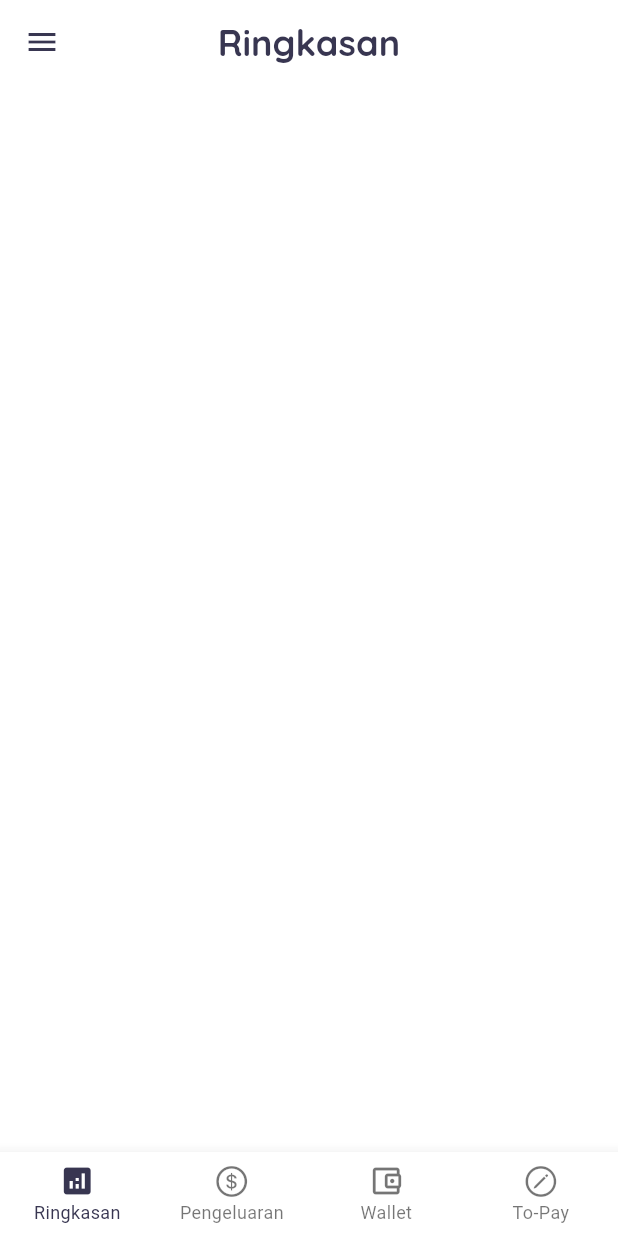
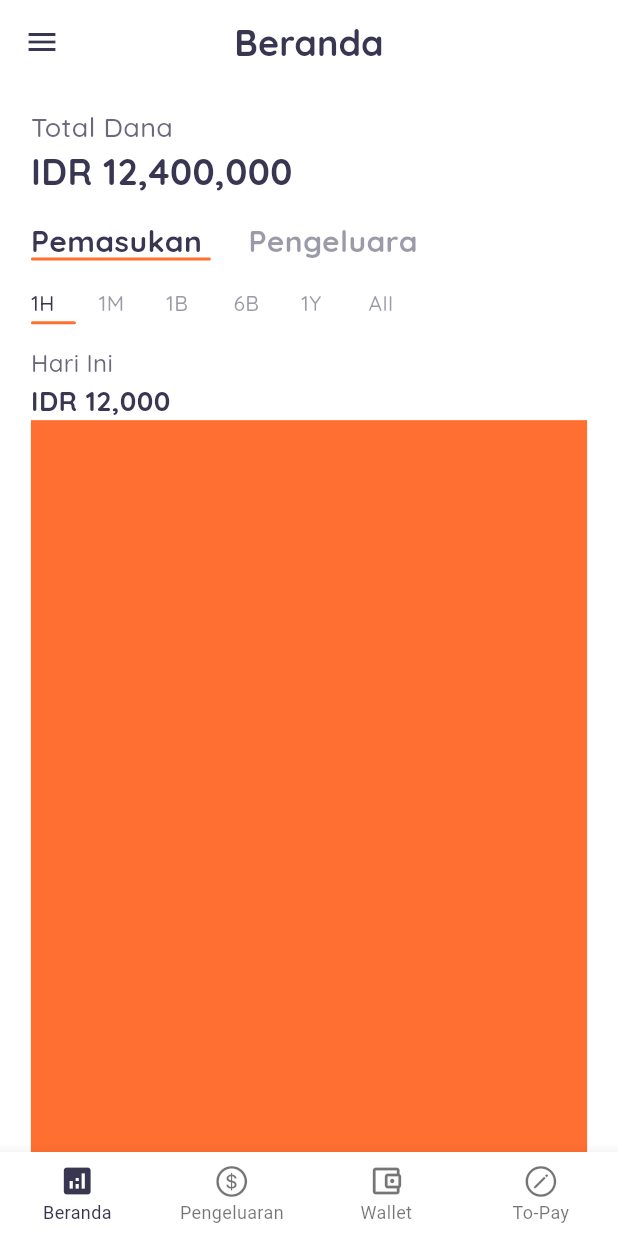
Before and after one commit to andrr64/KeuanganKu, a Flutter app: the screen it shows after launch, on a phone screen of 412 x 824 dp. Run offline on Flutter 3.47's test engine with Material 3 defaults, Android fonts, the light colour scheme and no system bars; our stand-ins replace smooth_page_indicator; Roboto replaces fonts that are missing (QuickSand_Bold, QuickSand_Medium).

Commit message:
Pengembangan halaman 'Beranda'

```diff
--- a/keuanganku/lib/ui/pages/getting_started/halaman_getting_started.dart
+++ b/keuanganku/lib/ui/pages/getting_started/halaman_getting_started.dart
@@ -53,7 +53,7 @@ class _GettingStartedPageState extends State<GettingStartedPage> {
                           style: TextStyle(
                               fontFamily: "Quicksand_Medium",
                               fontSize: 14,
-                              color: Warna.warna_primer),
+                              color: Warna.primaryColor),
                         ),
                       ),
                     )
@@ -64,11 +64,11 @@ class _GettingStartedPageState extends State<GettingStartedPage> {
               SmoothPageIndicator(
                 controller: _pageController,
                 count: 3,
-                effect: const WormEffect(
+                effect: WormEffect(
                     dotWidth: 8,
                     dotHeight: 8,
-                    dotColor: Warna.warna_indikator_nonaktif,
-                    activeDotColor: Warna.warna_primer),
+                    dotColor: Warna.getColorByPercentage(percentage: 50),
+                    activeDotColor: Warna.primaryColor),
               ),
               !halamanAkhir
                   ? SizedBox(
@@ -76,7 +76,7 @@ class _GettingStartedPageState extends State<GettingStartedPage> {
                       height: 30,
                       child: ElevatedButton(
                         style: ElevatedButton.styleFrom(
-                          backgroundColor: Warna.warna_primer,
+                          backgroundColor: Warna.primaryColor,
                         ),
                         onPressed: () {
                           _pageController.nextPage(
@@ -94,15 +94,14 @@ class _GettingStartedPageState extends State<GettingStartedPage> {
                       height: 30,
                       child: ElevatedButton(
                         style: ElevatedButton.styleFrom(
-                          backgroundColor: Warna.warna_primer,
+                          backgroundColor: Warna.primaryColor,
                         ),
                         child: const Text(
                           "Done",
                           style: TextStyle(color: Colors.white),
                         ),
                         onPressed: () {
-                          Navigator.pushReplacementNamed(
-                              context, routes.root);
+                          Navigator.pushReplacementNamed(context, routes.root);
                         },
                       ),
                     )
--- a/keuanganku/lib/ui/pages/getting_started/widget_splashscreen.dart
+++ b/keuanganku/lib/ui/pages/getting_started/widget_splashscreen.dart
@@ -5,7 +5,7 @@ Text getJudul(String judul) {
   return Text(
     judul,
     style: const TextStyle(
-        fontFamily: "Quicksand_Bold", fontSize: 30, color: Warna.warna_primer),
+        fontFamily: "Quicksand_Bold", fontSize: 30, color: Warna.primaryColor),
   );
 }
 
@@ -16,7 +16,7 @@ Text _getInfo(String info) {
     style: const TextStyle(
       fontFamily: "Quicksand",
       fontSize: 14,
-      color: Warna.warna_primer,
+      color: Warna.primaryColor,
     ),
   );
 }
--- a/keuanganku/lib/ui/pages/main/beranda/beranda.dart
+++ b/keuanganku/lib/ui/pages/main/beranda/beranda.dart
@@ -1,41 +1,65 @@
 import 'package:flutter/material.dart';
+import 'package:keuanganku/ui/pages/main/beranda/widgets/daftar_transaksi/daftar_transaksi.dart';
+import 'package:keuanganku/ui/pages/main/beranda/widgets/in_or_out/in_or_out.dart';
+import 'package:keuanganku/ui/pages/main/beranda/widgets/total_dana/total_dana.dart';
+import 'package:keuanganku/ui/warna_aplikasi.dart';
 
 class Properties {
-  final Color primaryColor = const Color(0xff383651);
+  final Color primaryColor = Warna.primaryColor;
 }
 
-class Widgets {
+class Data {
+  String totalDana = "IDR 12,400,000";
+  void updateTotalDana(){
+    //TODO: Implementation
+  }
 
+  int inOrOut = 0;
+  void updateInOrOut(int index){
+    inOrOut = index;
+  }
 }
 
-class HalamanRingkasan extends StatefulWidget {
-  HalamanRingkasan({super.key});
-  final Widgets widgets = Widgets();
-  final Properties properties = Properties();
+class HalamanBeranda extends StatefulWidget {
+  /// Class Halaman ini memuat seluruh ringkasan pemasukan dan pengeluaran serta fitur analisa
+  const HalamanBeranda({super.key});
+  static Properties properties = Properties();
+  static Data data = Data();
 
   @override
-  State<HalamanRingkasan> createState() => HalamanRingkasanState();
+  State<HalamanBeranda> createState() => HalamanBerandaState();
 }
 
-class HalamanRingkasanState extends State<HalamanRingkasan> {
-
-  Widget formatWidget({required Widget child}){
-    return Padding(padding: const EdgeInsets.symmetric(vertical: 5), child: child,);
-  }
+class HalamanBerandaState extends State<HalamanBeranda> {
+  final double vPadding = 7.6;
 
   @override
   Widget build(BuildContext context) {
-    return const Scaffold(
+
+    void updateStateInOrOut(int index){
+      setState(() {
+        HalamanBeranda.data.inOrOut = index;
+      });
+    }
+
+    void updateAllState(){
+      setState(() {
+
+      });
+    }
+
+    return Scaffold(
       backgroundColor: Colors.white,
       body: SingleChildScrollView(
-        child: Padding(
-          padding: EdgeInsets.only(
-            left: 20,
-          ),
+        child: Center(
           child: Column(
             crossAxisAlignment: CrossAxisAlignment.start,
+            mainAxisAlignment: MainAxisAlignment.start,
             children: [
-
+              SizedBox(height: vPadding,),
+              TotalDana(onChange:(p0){updateAllState();} , X: HalamanBeranda.data.totalDana),
+              InOrOut(onChange: updateStateInOrOut,),
+              DaftarTransaksi(updateRootState: updateAllState)
             ],
           ),
         ),
--- /dev/null
+++ b/keuanganku/lib/ui/pages/main/beranda/widgets/daftar_transaksi/daftar_transaksi.dart
@@ -0,0 +1,81 @@
+import 'package:flutter/material.dart';
+import 'package:keuanganku/ui/pages/main/util.dart';
+import 'package:keuanganku/ui/warna_aplikasi.dart';
+
+class Data {
+  Data(){
+    dropDownChoosed = dropwDownMenu[0];
+  }
+  List dropwDownMenu = [
+    "Terbaru",
+    "Terlama",
+    "Tertinggi",
+    "Terendah"
+  ];
+  String dropDownChoosed = "";
+}
+
+class Widgets {
+  dynamic getTitleAndSelectBox(Size size, Function() updateState){
+    return
+      SizedBox(
+        width: size.width * 0.9,
+        child: Row(
+          mainAxisAlignment: MainAxisAlignment.spaceBetween,
+          children: [
+            const Text("Daftar Transaksi",
+              style: TextStyle(
+                fontSize: 20,
+                fontFamily: "QuickSand_Bold",
+                color: Warna.primaryColor
+              ),
+            ),
+            DropdownButton(
+              value: DaftarTransaksi.data.dropDownChoosed,
+              items: DaftarTransaksi.data.dropwDownMenu.map<DropdownMenuItem<String>>((e) {
+                return DropdownMenuItem<String>(
+                  value: e,
+                  child: Text(e, style: const TextStyle(color: Warna.primaryColor, fontSize: 16,fontFamily: "QuickSand_Medium"),),
+                );
+              }).toList(),
+              onChanged: (newVal){
+                DaftarTransaksi.data.dropDownChoosed = newVal!;
+                updateState();
+              }
+            )
+          ],
+          ),
+        );
+  }
+  dynamic getListTransaksi(){
+    return Container(height: 400,);
+  }
+}
+
+class DaftarTransaksi extends StatefulWidget {
+  const DaftarTransaksi({super.key, required this.updateRootState});
+  final void Function() updateRootState;
+
+  static Widgets widgets = Widgets();
+  static Data data = Data();
+
+  @override
+  State<DaftarTransaksi> createState() => _DaftarTransaksiState();
+}
+
+class _DaftarTransaksiState extends State<DaftarTransaksi> {
+  @override
+  Widget build(BuildContext context) {
+    var size = MediaQuery.sizeOf(context);
+    return wrapWithPadding(
+      context,
+      Column(
+        crossAxisAlignment: CrossAxisAlignment.start,
+        children: [
+          DaftarTransaksi.widgets.getTitleAndSelectBox(size, widget.updateRootState),
+          DaftarTransaksi.widgets.getListTransaksi()
+        ],
+      )
+    );
+  }
+}
--- /dev/null
+++ b/keuanganku/lib/ui/pages/main/beranda/widgets/in_or_out/in_or_out.dart
@@ -0,0 +1,230 @@
+import 'package:flutter/material.dart';
+import 'package:keuanganku/ui/pages/main/util.dart';
+import 'package:keuanganku/ui/warna_aplikasi.dart';
+
+class Data {
+  final List<String> inOrOutTab = [
+    "Pemasukan",
+    "Pengeluaran"
+  ];
+  final List<String> dateTab = [
+    "1H", "1M", "1B", "6B", "1Y", "All"
+  ];
+  final List<String> dateTabInfo = [
+    "Hari Ini", "Minggu Ini", "Bulan Ini",  "6 Bulan Terakhir", "1 Tahun Terakhir", "Keseluruhan"
+  ];
+
+  int currentInOrOutTabIndex = 0;
+  int currentDateTabIndex = 0;
+
+  double dateTabLineWidth = 45;
+  double inOrOutLineWidth = 120;
+
+  double inOrOutLinePositionChange() => currentInOrOutTabIndex == 0? 0 : 25 + (currentInOrOutTabIndex * inOrOutLineWidth);
+  double dateTabLinePositionChange() => currentDateTabIndex * dateTabLineWidth;
+  String totalPengeluaran(){
+    //TODO: Implementasi switch case
+    return "IDR 12,000";
+  }
+  String infoInOrOut() => inOrOutTab[currentInOrOutTabIndex];
+}
+
+class Widgets {
+  Widget getInOrOutTab(Size size, BuildContext context, void Function(int) onChange){
+    double lineWidth = 120;
+    return
+    wrapWithPadding(
+      context,
+      SizedBox(
+        width: size.width * 0.9,
+        child: Column(
+          children: [
+            Stack(
+              children: [
+                SizedBox(
+                  width: size.width*0.9,
+                  height: 27.5,
+                  child: ListView.builder(
+                    scrollDirection: Axis.horizontal,
+                    itemCount:InOrOut.data.inOrOutTab.length,
+                    physics: const BouncingScrollPhysics(),
+                    itemBuilder: (context, index) {
+                      return GestureDetector(
+                        onTap: (){
+                          onChange(index);
+                          InOrOut.data.currentInOrOutTabIndex = index;
+                        },
+                        child: Padding(
+                          padding: const EdgeInsets.only(right: 25),
+                          child: SizedBox(
+                            width: lineWidth,
+                            child: Text(
+                              InOrOut.data.inOrOutTab[index],
+                              style: TextStyle(
+                                fontFamily: "QuickSand_Bold",
+                                fontSize: 20,
+                                color:InOrOut.data.currentInOrOutTabIndex == index? Warna.primaryColor : Warna.getColorByPercentage(percentage: 50 )
+                              ),
+                            ),
+                          ),
+                        )
+                      );
+                    }
+                  ),
+                ),
+                AnimatedPositioned(
+                  duration: const Duration(milliseconds: 250),
+                  bottom: 0,
+                  left:InOrOut.data.inOrOutLinePositionChange(),
+                  curve: Curves.easeInOutQuint,
+                  child: AnimatedContainer(
+                    duration: const Duration(milliseconds: 500),
+                    width: lineWidth,
+                    height: 2,
+                    curve: Curves.ease,
+                    decoration: BoxDecoration(
+                      color: Warna.secondaryColorOrange,
+                      borderRadius: BorderRadius.circular(15)
+                    ),
+                  ),
+                )
+              ]
+            ),
+          ],
+        ),
+      ),
+    );
+  }
+
+  Widget getDateTab(Size size, BuildContext context, void Function(int) onChange){
+    double lineWidth = 45;
+    return
+    wrapWithPadding(
+      context,
+      SizedBox(
+        width: size.width * 0.9,
+        child: Column(
+          children: [
+            Stack(
+              children: [
+                SizedBox(
+                  width: size.width*0.9,
+                  height: 27.5,
+                  child: ListView.builder(
+                    scrollDirection: Axis.horizontal,
+                    itemCount:InOrOut.data.dateTab.length,
+                    physics: const BouncingScrollPhysics(),
+                    itemBuilder: (context, index) {
+                      return GestureDetector(
+                        onTap: (){
+                          onChange(index);
+                          InOrOut.data.currentDateTabIndex = index;
+                        },
+                        child: Container(
+                          alignment: Alignment.centerLeft,
+                          width: lineWidth,
+                          child: Text(
+                          InOrOut.data.dateTab[index],
+                            style: TextStyle(
+                              fontFamily: "QuickSand_Medium",
+                              fontSize: 14,
+                              color:InOrOut.data.currentDateTabIndex == index? Warna.primaryColor : Warna.getColorByPercentage(percentage: 50 )
+                            ),
+                          ),
+                        )
+                      );
+                    }
+                  ),
+                ),
+                AnimatedPositioned(
+                  duration: const Duration(milliseconds: 250),
+                  bottom: 0,
+                  left:InOrOut.data.dateTabLinePositionChange(),
+                  curve: Curves.easeInOutQuint,
+                  child: AnimatedContainer(
+                    duration: const Duration(milliseconds: 500),
+                    width: lineWidth-15,
+                    height: 2,
+                    curve: Curves.ease,
+                    decoration: BoxDecoration(
+                      color: Warna.secondaryColorOrange,
+                      borderRadius: BorderRadius.circular(15)
+                    ),
+                  ),
+                )
+              ]
+            ),
+          ],
+        ),
+      ),
+    );
+  }
+
+  Widget getGrafik(BuildContext context, int inOrOut, int dateIndex){
+    String dateInfo = InOrOut.data.dateTabInfo[dateIndex];
+    double width = MediaQuery.sizeOf(context).width;
+
+    return wrapWithPadding(
+      context,
+      Container(
+        width: width * 0.9,
+        child: Column(
+          crossAxisAlignment: CrossAxisAlignment.start,
+          children: [
+            Text(dateInfo,
+              style: TextStyle(
+                fontSize: 16,
+                fontFamily: "QuickSand_Medium",
+                color: Warna.getColorByPercentage(percentage: 75)
+              ),
+            ),
+            Text(
+              InOrOut.data.totalPengeluaran(),
+              style: const TextStyle(
+                fontSize: 18,
+                fontFamily: "QuickSand_Bold",
+                color: Warna.primaryColor
+              ),
+            ),
+            [
+              Container(
+                color: Warna.secondaryColorOrange,
+                height: 700,
+              ),
+              Container(
+                color: Warna.primaryColor,
+                height: 700,
+              )
+            ][InOrOut.data.currentInOrOutTabIndex]
+          ],
+        ),
+      )
+    );
+  }
+}
+
+class InOrOut extends StatefulWidget {
+  static Data data = Data();
+  static Widgets widgets = Widgets();
+
+  const InOrOut({super.key, required this.onChange});
+  final void Function(int index) onChange;
+
+  @override
+  State<InOrOut> createState() => _InOrOutState();
+}
+
+class _InOrOutState extends State<InOrOut> {
+
+  @override
+  Widget build(BuildContext context) {
+    var size = MediaQuery.of(context).size;
+    return Column(
+      children: [
+        InOrOut.widgets.getInOrOutTab(size, context, widget.onChange),
+        InOrOut.widgets.getDateTab(size, context, widget.onChange),
+        InOrOut.widgets.getGrafik(context, InOrOut.data.currentInOrOutTabIndex, InOrOut.data.currentDateTabIndex)
+      ],
+    );
+  }
+}
--- /dev/null
+++ b/keuanganku/lib/ui/pages/main/beranda/widgets/total_dana/total_dana.dart
@@ -0,0 +1,43 @@
+import 'package:flutter/material.dart';
+import 'package:keuanganku/ui/pages/main/util.dart';
+import 'package:keuanganku/ui/warna_aplikasi.dart';
+
+class TotalDana extends StatefulWidget {
+  const TotalDana({super.key, required this.onChange, required this.X });
+  final void Function(int) onChange;
+  final String X;
+  @override
+  State<TotalDana> createState() => _TotalDanaState();
+}
+
+class _TotalDanaState extends State<TotalDana> {
+  @override
+  Widget build(BuildContext context) {
+    return wrapWithPadding(
+      context,
+      SizedBox(
+        width: MediaQuery.sizeOf(context).width * 0.9,
+        child: Column(
+          mainAxisAlignment: MainAxisAlignment.center,
+          crossAxisAlignment: CrossAxisAlignment.start,
+          children: [
+            Text(
+              "Total Dana",
+              style: TextStyle(
+                  fontSize: 18,
+                  fontFamily: "QuickSand_Medium",
+                  color: Warna.getColorByPercentage(percentage: 75)),
+            ),
+            Text(
+              widget.X,
+              style: const TextStyle(
+                  fontSize: 24,
+                  fontFamily: "QuickSand_Bold",
+                  color: Warna.primaryColor),
+            )
+          ],
+        ),
+      ),
+    );
+  }
+}
--- a/keuanganku/lib/ui/pages/main/keep_alive.dart
+++ b/keuanganku/lib/ui/pages/main/keep_alive.dart
@@ -3,12 +3,9 @@
 import 'package:flutter/material.dart';
 
 
-/*
-Class ini digunakan untuk mempertahankan state 'child'
-*/
-
 
 class KeepAlivePage extends StatefulWidget {
+  /// Class ini digunakan untuk mempertahankan state 'child'
   const KeepAlivePage({
     Key? key, required this.child,
   }) : super(key: key);
--- a/keuanganku/lib/ui/pages/main/main_app_bar.dart
+++ b/keuanganku/lib/ui/pages/main/main_app_bar.dart
@@ -5,8 +5,8 @@ class Properties {
   final Color primaryColor = const Color(0xff383651);
 }
 
-class BarAplikasi{
-  BarAplikasi({required this.scaffoldKey, required this.index});
+class ApplicationBar{
+  ApplicationBar({required this.scaffoldKey, required this.index});
   final Properties properties = Properties();
   final GlobalKey<ScaffoldState> scaffoldKey;
   final int index;
--- a/keuanganku/lib/ui/pages/main/main_body.dart
+++ b/keuanganku/lib/ui/pages/main/main_body.dart
@@ -1,8 +1,8 @@
 import 'package:flutter/cupertino.dart';
 import 'package:flutter/material.dart';
 
-class MainBody {
-  const MainBody({required this.onPageChanged, required this.pageController, required this.body});
+class ApplicationMainBody {
+  const ApplicationMainBody({required this.onPageChanged, required this.pageController, required this.body});
   final PageController pageController;
   final void Function(int) onPageChanged;
   final List<Widget> body;
--- a/keuanganku/lib/ui/pages/main/main_bottom_navigation_bar.dart
+++ b/keuanganku/lib/ui/pages/main/main_bottom_navigation_bar.dart
@@ -16,12 +16,12 @@ class Data {
   ];
 }
 
-class AppBottomNavigationBar{
+class ApplicatioBottomNavBar{
   final Data data = Data();
   final Properties properties = Properties();
   late final PageController pageController;
 
-  AppBottomNavigationBar(int index, this.pageController){
+  ApplicatioBottomNavBar(int index, this.pageController){
     data.currentIndex = index;
   }
 
@@ -42,6 +42,7 @@ class AppBottomNavigationBar{
     ];
 
     return BottomNavigationBar(
+
       backgroundColor: Colors.white,
       type:BottomNavigationBarType.fixed ,
       selectedItemColor: properties.primaryColor,
--- a/keuanganku/lib/ui/pages/main/main_drawer.dart
+++ b/keuanganku/lib/ui/pages/main/main_drawer.dart
@@ -5,8 +5,9 @@ class ObjectProperty {
   Color primaryColor = const Color(0xff3F4245);
 }
 
-class DrawerAplikasi extends StatelessWidget {
-  DrawerAplikasi({super.key});
+class ApplicationDrawer extends StatelessWidget {
+  /// Drawer aplikasi
+  ApplicationDrawer({super.key});
   final ObjectProperty property = ObjectProperty();
 
   @override
--- a/keuanganku/lib/ui/pages/main/main_list_judul_menu.dart
+++ b/keuanganku/lib/ui/pages/main/main_list_judul_menu.dart
@@ -1,5 +1,5 @@
 const List<String> menuTitle = [
-  "Ringkasan",
+  "Beranda",
   "Pengeluaran",
   "Wallet",
   "To-Pay"
--- /dev/null
+++ b/keuanganku/lib/ui/pages/main/main_padding_util.dart
@@ -0,0 +1,7 @@
+import 'package:flutter/material.dart';
+
+/// Fungsi ini akan memberikan padding vertical ke 'child'
+Widget formatWidget({required Widget child}){
+  const double paddingSz = 5;
+  return Padding(padding: const EdgeInsets.symmetric(vertical: paddingSz), child: child,);
+}
--- a/keuanganku/lib/ui/pages/main/main_page.dart
+++ b/keuanganku/lib/ui/pages/main/main_page.dart
@@ -6,7 +6,6 @@ import 'package:keuanganku/ui/pages/main/beranda/beranda.dart';
 import 'package:keuanganku/ui/pages/main/main_body.dart';
 import 'package:keuanganku/ui/pages/main/main_drawer.dart';
 import 'package:keuanganku/ui/pages/main/pengeluaran/pengeluaran.dart';
-import 'package:keuanganku/ui/pages/main/to_pay/to_pay.dart';
 import 'package:keuanganku/ui/pages/main/wallet/wallet.dart';
 
 class Properties {
@@ -14,19 +13,16 @@ class Properties {
 }
 
 class Data {
-  final List<Widget> listRootPageChild = [
-    KeepAlivePage(child: HalamanRingkasan()),
-    const KeepAlivePage(child: HalamanPengeluaran()),
-    const KeepAlivePage(child: HalamanWallet()),
-    const KeepAlivePage(child: Scaffold()),
+  /// Variabel ini menyimpan list halaman untuk halaman 'MainPage'
+  final List<Widget> listMainPagePages = [
+    KeepAlivePage(child: HalamanBeranda()),
+    KeepAlivePage(child: HalamanPengeluaran()),
+    KeepAlivePage(child: HalamanWallet()),
+    KeepAlivePage(child: Scaffold()),
   ];
-  int indeksTerbaru = 0;
-  final List<String> appBarTitle = [
-    "Ringkasan",
-    "Pengeluaran",
-    "Wallet",
-    "To-Do"
-  ];
+
+  /// Indeks halaman terbaru
+  int currentIndex = 0;
 }
 
 class MainPage extends StatefulWidget {
@@ -39,33 +35,37 @@ class MainPage extends StatefulWidget {
 }
 
 class _MainPageState extends State<MainPage> {
+  /// Controller untuk mengatur halaman
   final PageController _pageController = PageController();
+
+  /// Kunci scaffold
   final GlobalKey<ScaffoldState> _scaffoldKey = GlobalKey<ScaffoldState>();
-  final List<Widget> _listBody = [
-    KeepAlivePage(child: HalamanRingkasan()),
-    const KeepAlivePage(child: HalamanPengeluaran()),
-    const KeepAlivePage(child: HalamanWallet()),
-    const KeepAlivePage(child: HalamanToPay())
-  ];
 
+  void updateState(){
+    setState(() {
+
+    });
+  }
+
+  /// Fungsi yang dipanggil ketika indeks/halaman berubah
   dynamic onPageChanged(int index) {
     setState(() {
-      widget.data.indeksTerbaru = index;
+      widget.data.currentIndex = index;
     });
   }
 
   @override
   Widget build(BuildContext context) {
     return Scaffold(
-      key: _scaffoldKey,
-      drawer: DrawerAplikasi(),
-      appBar: BarAplikasi(scaffoldKey: _scaffoldKey, index: widget.data.indeksTerbaru).getWidget(context),
-      body: MainBody(
-        onPageChanged: onPageChanged,
-        pageController: _pageController,
-        body: _listBody,
-      ).getWidget(),
-      bottomNavigationBar: AppBottomNavigationBar(widget.data.indeksTerbaru, _pageController).getWidget()
+        key: _scaffoldKey,
+        drawer: ApplicationDrawer(),
+        appBar: ApplicationBar(scaffoldKey: _scaffoldKey, index: widget.data.currentIndex).getWidget(context),
+        body: ApplicationMainBody(
+          onPageChanged: onPageChanged,
+          pageController: _pageController,
+          body: widget.data.listMainPagePages,
+        ).getWidget(),
+        bottomNavigationBar:ApplicatioBottomNavBar(widget.data.currentIndex, _pageController).getWidget()
     );
   }
 }
--- a/keuanganku/lib/ui/pages/main/pengeluaran/pengeluaran.dart
+++ b/keuanganku/lib/ui/pages/main/pengeluaran/pengeluaran.dart
@@ -8,10 +8,6 @@ class HalamanPengeluaran extends StatefulWidget {
 }
 
 class _HalamanPengeluaranState extends State<HalamanPengeluaran> {
-
-  Widget formatWidget({required Widget child}){
-    return Padding(padding: const EdgeInsets.symmetric(vertical: 10), child: child,);
-  }
 
   @override
   Widget build(BuildContext context) {
--- /dev/null
+++ b/keuanganku/lib/ui/pages/main/util.dart
@@ -0,0 +1,12 @@
+import 'package:flutter/material.dart';
+
+dynamic wrapWithPadding(BuildContext context, Widget child) {
+  var size = MediaQuery.sizeOf(context);
+  double vPadding = 7.5;
+  return Padding(
+    padding: EdgeInsets.symmetric(
+      horizontal: (size.width * 0.1) / 2,
+      vertical: vPadding,),
+    child: child,
+  );
+}
--- a/keuanganku/lib/ui/pages/main/wallet/wallet.dart
+++ b/keuanganku/lib/ui/pages/main/wallet/wallet.dart
@@ -1,7 +1,12 @@
 import 'package:flutter/material.dart';
 
+class Data {
+  final Color backgroundColor = Colors.white;
+}
+
 class HalamanWallet extends StatefulWidget {
-  const HalamanWallet({super.key});
+  HalamanWallet({super.key});
+  final Data data = Data();
 
   @override
   State<HalamanWallet> createState() => _HalamanWalletState();
@@ -10,8 +15,8 @@ class HalamanWallet extends StatefulWidget {
 class _HalamanWalletState extends State<HalamanWallet> {
   @override
   Widget build(BuildContext context) {
-    return const Scaffold(
-
+    return Scaffold(
+      backgroundColor: widget.data.backgroundColor,
     );
   }
 }
--- a/keuanganku/lib/ui/warna_aplikasi.dart
+++ b/keuanganku/lib/ui/warna_aplikasi.dart
@@ -1,10 +1,19 @@
 import 'dart:ui';
 
 class Warna {
-  // ignore: constant_identifier_names
-  static const warna_primer = Color(0xff2A2D37);
-  // ignore: constant_identifier_names
-  static const warna_primer_50 = Color(0xff846B88);
-  // ignore: constant_identifier_names
-  static const warna_indikator_nonaktif = Color(0xffCDCDCD);
+  static const Color primaryColor = Color.fromARGB(255, 56, 54, 81);
+
+  static const Color secondaryColorOrange = Color.fromARGB(255,255,111,49);
+
+  static Color getColorByPercentage({double? percentage}) {
+    if (percentage != null) {
+      // Konversi persentase alpha ke nilai antara 0 dan 255
+      int alpha = (255 * (percentage)/100).round();
+
+      // Tentukan nilai ARGB dengan alpha yang sudah dikonversi
+      return Color.fromARGB(
+          alpha, primaryColor.red, primaryColor.green, primaryColor.blue);
+    }
+    return primaryColor;
+  }
 }
```
Also changed, not shown: keuanganku/pubspec.lock, 1 other file.
